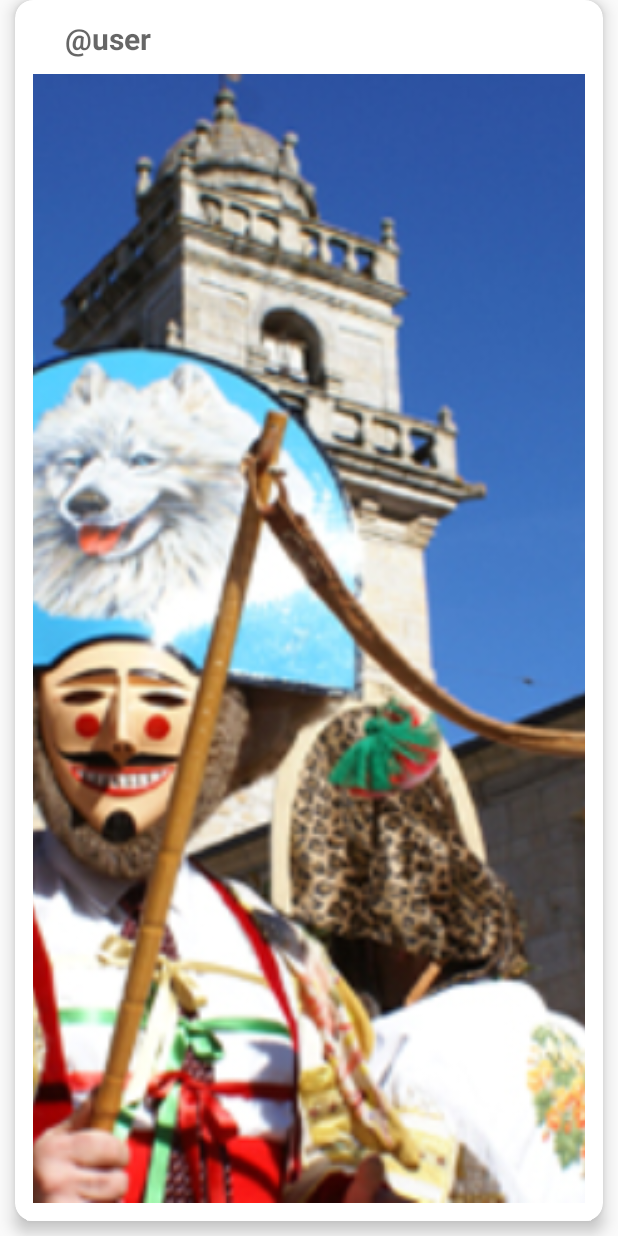
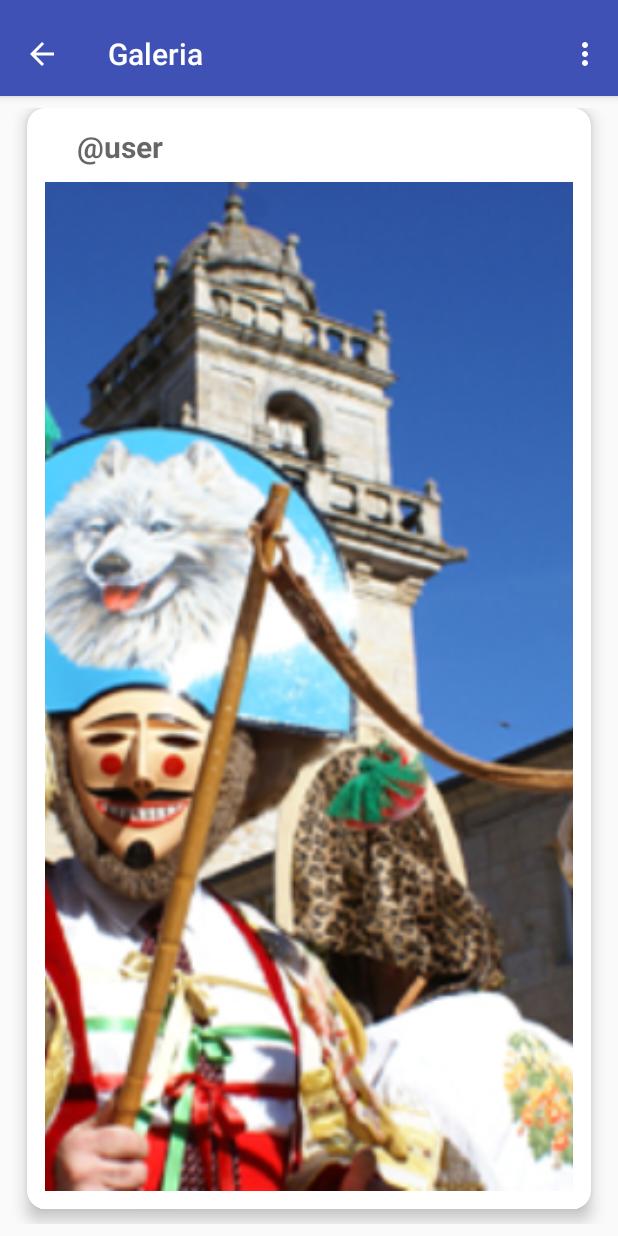
Before and after one commit to snooze6/Entroido-Verin, an Android app: the GalleryActivity screen opened directly, with no data from a screen before it, on a phone screen of 412 x 824 dp. Run offline under Robolectric (Android 15) with nearby library versions, the phone set to English and light mode, and no system bars; our stand-ins replace Picasso; network calls fail; pictures from the network do not load.

Commit message:
Galeria fixed

```diff
--- a/app/src/main/java/es/develover/joker/entroido/Activities/GalleryActivity.java
+++ b/app/src/main/java/es/develover/joker/entroido/Activities/GalleryActivity.java
@@ -6,6 +6,7 @@ import android.support.v4.app.FragmentManager;
 import android.support.v4.app.FragmentPagerAdapter;
 import android.support.v4.view.ViewPager;
 import android.support.v7.app.AppCompatActivity;
+import android.support.v7.widget.Toolbar;
 import android.view.LayoutInflater;
 import android.view.Menu;
 import android.view.MenuItem;
@@ -39,10 +40,10 @@ public class GalleryActivity extends AppCompatActivity {
         super.onCreate(savedInstanceState);
         setContentView(R.layout.activity_gallery);
 
-       /* Toolbar toolbar = (Toolbar) findViewById(R.id.toolbar);
+        Toolbar toolbar = (Toolbar) findViewById(R.id.toolbar);
         setSupportActionBar(toolbar);
         toolbar.hideOverflowMenu();
-        getSupportActionBar().setDisplayHomeAsUpEnabled(true);*/
+        getSupportActionBar().setDisplayHomeAsUpEnabled(true);
         // Create the adapter that will return a fragment for each of the three
         // primary sections of the activity.
         mSectionsPagerAdapter = new SectionsPagerAdapter(getSupportFragmentManager());
@@ -51,10 +52,10 @@ public class GalleryActivity extends AppCompatActivity {
         mViewPager = (ViewPager) findViewById(R.id.container);
         mViewPager.setAdapter(mSectionsPagerAdapter);
 
-        View decorView = getWindow().getDecorView();
+/*        View decorView = getWindow().getDecorView();
 // Hide the status bar.
         int uiOptions = View.SYSTEM_UI_FLAG_FULLSCREEN;
-        decorView.setSystemUiVisibility(uiOptions);
+        decorView.setSystemUiVisibility(uiOptions);*/
 
 
     }
--- a/app/src/main/res/layout/activity_gallery.xml
+++ b/app/src/main/res/layout/activity_gallery.xml
@@ -8,7 +8,7 @@
     android:fitsSystemWindows="true"
     tools:context="es.develover.joker.entroido.Activities.GalleryActivity">
 
-<!--    <android.support.design.widget.AppBarLayout
+    <android.support.design.widget.AppBarLayout
         android:id="@+id/appbar"
         android:layout_width="match_parent"
         android:layout_height="wrap_content"
@@ -21,12 +21,11 @@
             android:layout_width="match_parent"
             android:layout_height="?attr/actionBarSize"
             android:background="?attr/colorPrimary"
-            app:layout_scrollFlags="scroll|enterAlways"
             app:popupTheme="@style/AppTheme.PopupOverlay">
 
         </android.support.v7.widget.Toolbar>
 
-    </android.support.design.widget.AppBarLayout>-->
+    </android.support.design.widget.AppBarLayout>
 
     <android.support.v4.view.ViewPager
         android:id="@+id/container"
--- a/app/src/main/res/layout/fragment_gallery.xml
+++ b/app/src/main/res/layout/fragment_gallery.xml
@@ -1,30 +1,31 @@
-<?xml version="1.0" encoding="utf-8"?>
 <RelativeLayout xmlns:android="http://schemas.android.com/apk/res/android"
+    xmlns:tools="http://schemas.android.com/tools"
     android:layout_width="match_parent"
     android:layout_height="match_parent"
-    android:layout_alignParentLeft="true"
-    android:layout_alignParentStart="true"
-    android:orientation="vertical">
-
+    android:paddingBottom="@dimen/activity_vertical_margin"
+    android:paddingLeft="@dimen/activity_horizontal_margin"
+    android:paddingRight="@dimen/activity_horizontal_margin"
+    android:paddingTop="@dimen/activity_vertical_margin"
+    tools:context="es.develover.joker.entroido.Activities.GalleryActivity$PlaceholderFragment">
 
     <android.support.v7.widget.CardView xmlns:android="http://schemas.android.com/apk/res/android"
         xmlns:card_view="http://schemas.android.com/apk/res-auto"
         android:id="@+id/cv"
         android:layout_width="@dimen/card_width"
         android:layout_height="wrap_content"
+        android:layout_alignParentBottom="true"
+        android:layout_alignParentEnd="true"
+        android:layout_alignParentLeft="true"
+        android:layout_alignParentRight="true"
+        android:layout_alignParentStart="true"
+        android:layout_alignParentTop="true"
+        android:layout_centerVertical="true"
         android:layout_marginBottom="10dp"
         android:layout_marginLeft="10dp"
         android:layout_marginRight="10dp"
         android:orientation="vertical"
         card_view:cardCornerRadius="12dp"
-        card_view:cardElevation="6dp"
-        android:layout_centerVertical="true"
-        android:layout_alignParentRight="true"
-        android:layout_alignParentEnd="true"
-        android:layout_alignParentLeft="true"
-        android:layout_alignParentStart="true"
-        android:layout_alignParentTop="true"
-        android:layout_alignParentBottom="true">
+        card_view:cardElevation="6dp">
 
         <RelativeLayout
             android:layout_width="match_parent"
@@ -32,44 +33,43 @@
             android:layout_alignParentBottom="true"
             android:layout_centerHorizontal="true"
             android:baselineAligned="false"
+            android:clickable="true"
             android:gravity="center_vertical"
-            android:clickable="true"
             android:padding="12dp">
 
             <ImageView
                 android:id="@+id/card_gallery"
                 android:layout_width="match_parent"
                 android:layout_height="match_parent"
-                android:adjustViewBounds="true"
+                android:layout_alignParentLeft="true"
 
+                android:layout_alignParentStart="true"
                 android:layout_below="@+id/card_network_texto"
                 android:layout_marginTop="10dp"
+                android:adjustViewBounds="true"
                 android:clickable="true"
                 android:scaleType="centerCrop"
-                android:src="@drawable/hermione"
-                android:layout_alignParentLeft="true"
-                android:layout_alignParentStart="true" />
-
+                android:src="@drawable/hermione" />
 
 
             <TextView
                 android:id="@+id/card_network_texto"
                 android:layout_width="wrap_content"
                 android:layout_height="wrap_content"
+                android:layout_alignParentTop="true"
                 android:layout_marginLeft="21dp"
+                android:layout_marginStart="21dp"
+                android:layout_toEndOf="@+id/card_network_profile_image"
+                android:layout_toRightOf="@+id/card_network_profile_image"
                 android:text="\@user"
                 android:textAppearance="?android:attr/textAppearanceMedium"
                 android:textSize="20dp"
-                android:textStyle="bold"
-                android:layout_alignParentTop="true"
-                android:layout_toRightOf="@+id/card_network_profile_image"
-                android:layout_toEndOf="@+id/card_network_profile_image"
-                android:layout_marginStart="21dp" />
-
+                android:textStyle="bold" />
 
 
         </RelativeLayout>
 
     </android.support.v7.widget.CardView>
 
+
 </RelativeLayout>
```
